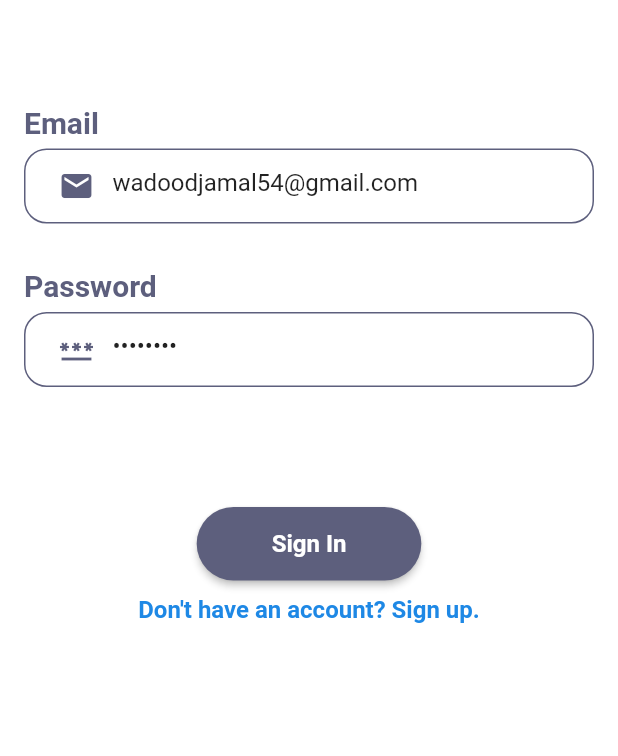
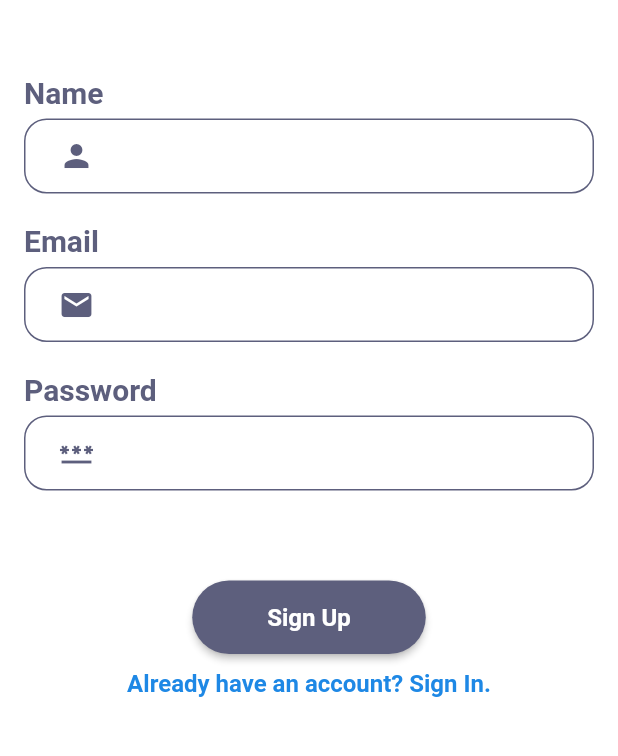
Before and after one commit to Wadoodjamal/pokedex, a Flutter app: the screen it shows after launch, on a phone screen of 412 x 824 dp, the part 345-1101 px from its top. Run offline on Flutter 3.47's test engine with Material 2 defaults, Android fonts, the phone set to English and light mode, and no system bars; drawn by our look-alikes of flutter_form_builder; our stand-ins replace dio, firebase_auth, firebase_core, flutter_bloc, shared_preferences; accounts and stored records are empty.

Commit message:
Splash and Sign Up Blocs added

```diff
--- a/lib/cubit/sign_in_cubit.dart
+++ b/lib/bloc/cubit/sign_in_cubit.dart
@@ -1,6 +1,6 @@
 import 'package:flutter_bloc/flutter_bloc.dart';
-import 'package:pokedex/states/sign_in_state.dart';
-import 'package:pokedex/widgets/firebase_functions.dart';
+import 'package:pokedex/bloc/states/sign_in_state.dart';
+import 'package:pokedex/firebase_functions.dart';
 
 class SignInCubit extends Cubit<SignInState> {
   SignInCubit() : super(SignInState());
--- /dev/null
+++ b/lib/bloc/cubit/sign_up_cubit.dart
@@ -0,0 +1,60 @@
+import 'package:flutter_bloc/flutter_bloc.dart';
+import 'package:pokedex/bloc/states/sign_up_state.dart';
+import 'package:pokedex/firebase_functions.dart';
+
+class SignUpCubit extends Cubit<SignUpState> {
+  SignUpCubit() : super(SignUpStateInitial());
+
+  String getName() => state.name;
+
+  String getPassword() => state.password;
+
+  String getEmail() => state.email;
+
+  void switchToSignIn() {
+    emit(SignUpStateSwitchToSignIn());
+  }
+
+  void nameChanged(String? value) {
+    emit(state.copyWith(name: value));
+  }
+
+  void emailChanged(String? value) {
+    emit(state.copyWith(email: value));
+  }
+
+  void passwordChanged(String? value) {
+    emit(state.copyWith(password: value));
+  }
+
+  void onPress() async {
+    emit(SignUpStateLoading(
+        email: state.email, password: state.password, name: state.name));
+    var check = await signUp(state.email, state.password);
+    if (check) {
+      emit(SignUpStateSuccess());
+    } else {
+      emit(SignUpStateFailure());
+    }
+  }
+}
+
+  // void _onPress() async {
+  //   var check = _fbKey.currentState!.validate();
+  //   if (check) {
+  //     var checkSignUp = await signUp(email, password);
+  //     if (checkSignUp) {
+  //       storeUserSignUp(name, email, password);
+  //       Navigator.pushReplacement(
+  //         context,
+  //         MaterialPageRoute(
+  //           builder: (context) => const HomeScreen(),
+  //         ),
+  //       );
+  //     } else {
+  //       print('Sign Up failed');
+  //     }
+  //   } else {
+  //     print('Form is invalid');
+  //   }
+  // }
--- /dev/null
+++ b/lib/bloc/states/sign_up_state.dart
@@ -0,0 +1,44 @@
+class SignUpState {
+  final String name;
+  final String password;
+  final String email;
+
+  SignUpState({
+    this.name = '',
+    this.password = '',
+    this.email = '',
+  });
+
+  SignUpState copyWith({
+    String? name,
+    String? password,
+    String? email,
+  }) {
+    return SignUpState(
+      name: name ?? this.name,
+      password: password ?? this.password,
+      email: email ?? this.email,
+    );
+  }
+}
+
+class SignUpStateInitial extends SignUpState {
+  SignUpStateInitial() : super();
+}
+
+class SignUpStateLoading extends SignUpState {
+  SignUpStateLoading({String? email, String? password, String? name})
+      : super(email: email!, password: password!, name: name!);
+}
+
+class SignUpStateSuccess extends SignUpState {
+  SignUpStateSuccess() : super();
+}
+
+class SignUpStateFailure extends SignUpState {
+  SignUpStateFailure() : super();
+}
+
+class SignUpStateSwitchToSignIn extends SignUpState {
+  SignUpStateSwitchToSignIn() : super();
+}
--- /dev/null
+++ b/lib/bloc/states/splash_sate.dart
@@ -0,0 +1,19 @@
+class SplashState {
+  SplashState();
+}
+
+class SplashStateInitial extends SplashState {
+  SplashStateInitial();
+}
+
+class SplashStateLoading extends SplashState {
+  SplashStateLoading();
+}
+
+class SplashStateSuccess extends SplashState {
+  SplashStateSuccess();
+}
+
+class SplashStateFailure extends SplashState {
+  SplashStateFailure();
+}
--- a/lib/main.dart
+++ b/lib/main.dart
@@ -1,20 +1,18 @@
 import 'package:firebase_core/firebase_core.dart';
 import 'package:flutter/material.dart';
 import 'package:flutter_bloc/flutter_bloc.dart';
-import 'package:pokedex/cubit/sign_in_cubit.dart';
-import 'package:pokedex/screens/sign_in.dart';
+import 'package:pokedex/bloc/cubit/sign_in_cubit.dart';
+import 'package:pokedex/bloc/cubit/sign_up_cubit.dart';
+import 'package:pokedex/bloc/cubit/splash_cubit.dart';
+import 'package:pokedex/screens/sign_up.dart';
+import 'package:pokedex/screens/splash.dart';
 
 void main() async {
   WidgetsFlutterBinding.ensureInitialized();
   await Firebase.initializeApp();
   runApp(
-    MultiBlocProvider(
-      providers: [
-        BlocProvider<SignInCubit>(
-          create: (context) => SignInCubit(),
-        ),
-      ],
-      child: const MyApp(),
+    const BlocProviders(
+      child: MyApp(),
     ),
   );
 }
@@ -29,7 +27,36 @@ class MyApp extends StatelessWidget {
       theme: ThemeData(
         primaryColor: const Color.fromARGB(255, 93, 95, 125),
       ),
-      home: SignInScreen(),
+      home: const SignUpScreen(),
     );
   }
 }
+
+class BlocProviders extends StatelessWidget {
+  const BlocProviders({
+    Key? key,
+    this.child,
+  }) : super(key: key);
+
+  final Widget? child;
+
+  @override
+  Widget build(BuildContext context) {
+    return MultiBlocProvider(
+      providers: [
+        BlocProvider<SignInCubit>(
+          create: (_) => SignInCubit(),
+        ),
+        BlocProvider<SplashCubit>(
+          create: (_) => SplashCubit(),
+          child: const SplashScreen(),
+        ),
+        BlocProvider<SignUpCubit>(
+          create: (_) => SignUpCubit(),
+          child: const SignUpScreen(),
+        ),
+      ],
+      child: child!,
+    );
+  }
+}
--- a/lib/screens/sign_in.dart
+++ b/lib/screens/sign_in.dart
@@ -1,16 +1,17 @@
 import 'package:flutter/material.dart';
 import 'package:flutter_bloc/flutter_bloc.dart';
 import 'package:flutter_form_builder/flutter_form_builder.dart';
-import 'package:pokedex/cubit/sign_in_cubit.dart';
+import 'package:pokedex/bloc/cubit/sign_in_cubit.dart';
+import 'package:pokedex/bloc/states/sign_in_state.dart';
 import 'package:pokedex/screens/home.dart';
 import 'package:pokedex/screens/sign_up.dart';
-import 'package:pokedex/states/sign_in_state.dart';
 import 'package:pokedex/widgets/custom_text_button.dart';
 import 'package:pokedex/widgets/custom_text_field.dart';
 
 class SignInScreen extends StatelessWidget {
-  SignInScreen({Key? key}) : super(key: key);
-  final GlobalKey<FormBuilderState> _fbKey = GlobalKey<FormBuilderState>();
+  const SignInScreen({Key? key}) : super(key: key);
+  static final GlobalKey<FormBuilderState> _fbKey =
+      GlobalKey<FormBuilderState>();
 
   @override
   Widget build(BuildContext context) {
--- a/lib/screens/sign_up.dart
+++ b/lib/screens/sign_up.dart
@@ -1,60 +1,27 @@
 import 'package:flutter/material.dart';
+import 'package:flutter_bloc/flutter_bloc.dart';
 import 'package:flutter_form_builder/flutter_form_builder.dart';
+import 'package:pokedex/bloc/cubit/sign_up_cubit.dart';
+import 'package:pokedex/bloc/states/sign_up_state.dart';
 import 'package:pokedex/screens/home.dart';
 import 'package:pokedex/screens/sign_in.dart';
-import 'package:pokedex/shared_preferences.dart';
 import 'package:pokedex/widgets/custom_text_button.dart';
 import 'package:pokedex/widgets/custom_text_field.dart';
-import 'package:pokedex/widgets/firebase_functions.dart';
 
-class SignUpScreen extends StatefulWidget {
+class SignUpScreen extends StatelessWidget {
+  static final GlobalKey<FormBuilderState> _fbKey =
+      GlobalKey<FormBuilderState>();
+
   const SignUpScreen({Key? key}) : super(key: key);
 
-  @override
-  State<SignUpScreen> createState() => _SignUpScreenState();
+  void _listeners(state, context) {
+    if (state is SignUpStateSuccess) {
+      Navigator.pushReplacement(
+          context, MaterialPageRoute(builder: (context) => const HomeScreen()));
     }
-
-class _SignUpScreenState extends State<SignUpScreen> {
-  final GlobalKey<FormBuilderState> _fbKey = GlobalKey<FormBuilderState>();
-  String name = '';
-  String email = '';
-  String password = '';
-
-  void _name(String? value) {
-    setState(() {
-      name = value!;
-    });
-  }
-
-  void _email(String? value) {
-    setState(() {
-      email = value!;
-    });
-  }
-
-  void _password(String? value) {
-    setState(() {
-      password = value!;
-    });
-  }
-
-  void _onPress() async {
-    var check = _fbKey.currentState!.validate();
-    if (check) {
-      var checkSignUp = await signUp(email, password);
-      if (checkSignUp) {
-        storeUserSignUp(name, email, password);
-        Navigator.pushReplacement(
-          context,
-          MaterialPageRoute(
-            builder: (context) => const HomeScreen(),
-          ),
-        );
-      } else {
-        print('Sign Up failed');
-      }
-    } else {
-      print('Form is invalid');
+    if (state is SignUpStateSwitchToSignIn) {
+      Navigator.pushReplacement(context,
+          MaterialPageRoute(builder: (context) => const SignInScreen()));
     }
   }
 
@@ -63,7 +30,18 @@ class _SignUpScreenState extends State<SignUpScreen> {
     return SafeArea(
       child: Scaffold(
         backgroundColor: Colors.white,
-        body: Container(
+        body: BlocConsumer<SignUpCubit, SignUpState>(
+          listener: (context, state) {
+            _listeners(state, context);
+          },
+          builder: (context, state) {
+            print(state);
+            if (state is SignUpStateLoading) {
+              return const Center(
+                child: CircularProgressIndicator(),
+              );
+            }
+            return Container(
               margin: const EdgeInsets.symmetric(horizontal: 16, vertical: 30),
               width: MediaQuery.of(context).size.width,
               height: MediaQuery.of(context).size.height,
@@ -79,11 +57,6 @@ class _SignUpScreenState extends State<SignUpScreen> {
                     const SizedBox(height: 50),
                     FormBuilder(
                       key: _fbKey,
-                  initialValue: const {
-                    'name': 'Wadood',
-                    'email': '',
-                    'password': ''
-                  },
                       child: Column(
                         crossAxisAlignment: CrossAxisAlignment.start,
                         children: [
@@ -96,18 +69,7 @@ class _SignUpScreenState extends State<SignUpScreen> {
                             ),
                           ),
                           const SizedBox(height: 6),
-                      CustomTextField(
-                        name: 'name',
-                        type: TextInputType.name,
-                        icon: const Icon(Icons.person),
-                        onChanged: _name,
-                        validator: (value) {
-                          if (value!.isEmpty) {
-                            return 'Please enter your name';
-                          }
-                          return null;
-                        },
-                      ),
+                          _nameTextField(),
                           const SizedBox(height: 20),
                           Text(
                             'Email',
@@ -118,18 +80,7 @@ class _SignUpScreenState extends State<SignUpScreen> {
                             ),
                           ),
                           const SizedBox(height: 6),
-                      CustomTextField(
-                        name: 'email',
-                        type: TextInputType.emailAddress,
-                        onChanged: _email,
-                        icon: const Icon(Icons.email),
-                        validator: (value) {
-                          if (value!.isEmpty) {
-                            return 'Please enter your email';
-                          }
-                          return null;
-                        },
-                      ),
+                          _emailTextField(),
                           const SizedBox(height: 20),
                           Text(
                             'Password',
@@ -140,52 +91,104 @@ class _SignUpScreenState extends State<SignUpScreen> {
                             ),
                           ),
                           const SizedBox(height: 6),
-                      CustomTextField(
+                          _passwordTextField(),
+                          const SizedBox(height: 60),
+                          _signUpButton(),
+                          const SizedBox(height: 10),
+                          _signInText(),
+                        ],
+                      ),
+                    ),
+                  ],
+                ),
+              ),
+            );
+          },
+        ),
+      ),
+    );
+  }
+
+  Widget _signInText() {
+    return BlocBuilder<SignUpCubit, SignUpState>(builder: (context, state) {
+      return Center(
+        child: GestureDetector(
+          onTap: () => context.read<SignUpCubit>().switchToSignIn(),
+          child: Text(
+            'Already have an account? Sign In.',
+            style: TextStyle(
+              fontSize: 16,
+              fontWeight: FontWeight.w600,
+              color: Colors.blue[600],
+            ),
+          ),
+        ),
+      );
+    });
+  }
+
+  Widget _signUpButton() {
+    return BlocBuilder<SignUpCubit, SignUpState>(builder: (context, state) {
+      return Center(
+          child: CustomTextButton(
+        text: 'Sign Up',
+        func: () => context.read<SignUpCubit>().onPress(),
+      ));
+    });
+  }
+
+  Widget _passwordTextField() {
+    return BlocBuilder<SignUpCubit, SignUpState>(builder: (context, state) {
+      return CustomTextField(
+        isObscure: true,
         name: 'password',
-                        onChanged: _password,
         type: TextInputType.number,
         icon: const Icon(Icons.password),
+        onChanged: (value) =>
+            context.read<SignUpCubit>().passwordChanged(value),
         validator: (value) {
           if (value!.isEmpty) {
             return 'Please enter your password';
           }
           return null;
         },
-                      ),
-                      const SizedBox(height: 60),
-                      Center(
-                          child: CustomTextButton(
-                        text: 'Sign Up',
-                        func: _onPress,
-                      )),
-                      const SizedBox(height: 10),
-                      Center(
-                        child: GestureDetector(
-                          onTap: () {
-                            Navigator.pushReplacement(
-                              context,
-                              MaterialPageRoute(
-                                builder: (context) => SignInScreen(),
-                              ),
+      );
+    });
+  }
+
+  Widget _emailTextField() {
+    return BlocBuilder<SignUpCubit, SignUpState>(builder: (context, state) {
+      return CustomTextField(
+        name: 'email',
+        type: TextInputType.emailAddress,
+        icon: const Icon(Icons.email),
+        onChanged: (value) => context.read<SignUpCubit>().emailChanged(value),
+        validator: (value) {
+          if (value!.isEmpty) {
+            return 'Please enter your email';
+          }
+          return null;
+        },
+      );
+    });
+  }
+
+  Widget _nameTextField() {
+    return BlocBuilder<SignUpCubit, SignUpState>(
+      builder: (context, state) {
+        return CustomTextField(
+          name: 'name',
+          type: TextInputType.name,
+          icon: const Icon(Icons.person),
+          onChanged: (value) => context.read<SignUpCubit>().nameChanged(value),
+          validator: (value) {
+            if (value!.isEmpty) {
+              return 'Please enter your name';
+            }
+            return null;
+          },
         );
       },
-                          child: Text(
-                            'Already have an account? Sign In.',
-                            style: TextStyle(
-                                fontSize: 16,
-                                fontWeight: FontWeight.w600,
-                                color: Colors.blue[600]),
-                          ),
-                        ),
-                      ),
-                    ],
-                  ),
-                ),
-              ],
-            ),
-          ),
-        ),
-      ),
     );
   }
 }
```
Also changed, not shown: lib/bloc/cubit/splash_cubit.dart (added, +29 -0 lines), lib/bloc/states/sign_in_state.dart (renamed from lib/states/sign_in_state.dart, +0 -8 lines), lib/screens/splash.dart (+25 -15 lines), lib/firebase_functions.dart (renamed from lib/widgets/firebase_functions.dart). Lines whose indentation alone changed are shown as unchanged.
